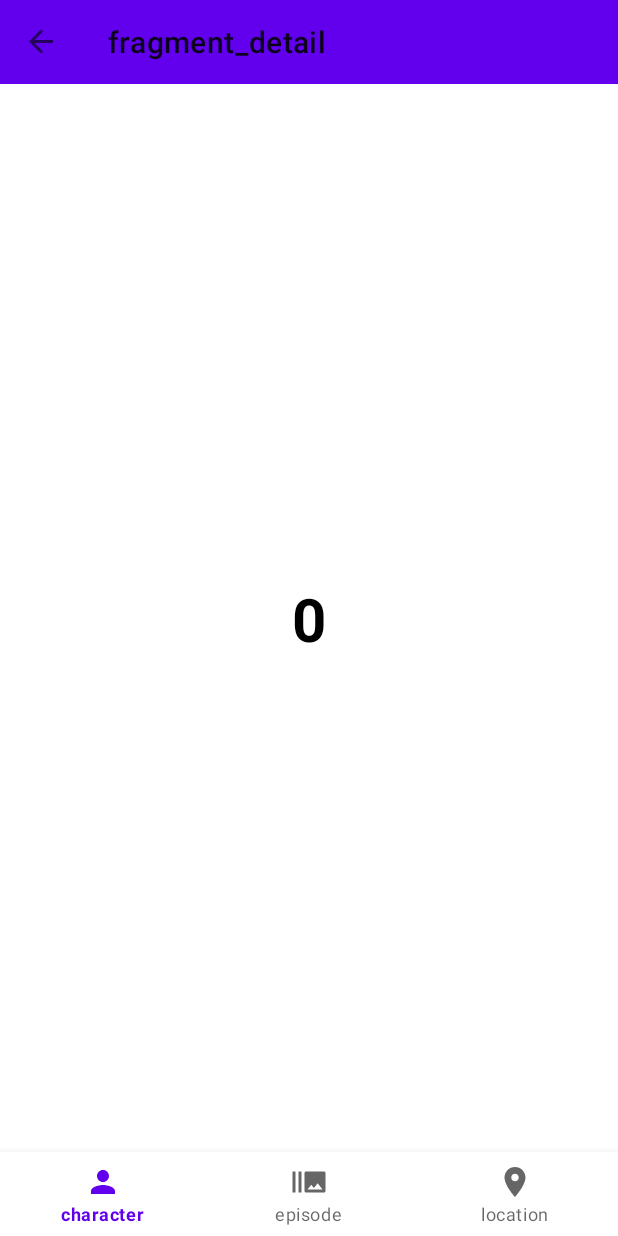
After one commit to aiazbekov33/RandMA3, an Android app: the DetailFragment screen opened through its navigation route, on a phone screen of 412 x 824 dp. The commit adds this screen. Run offline under Robolectric (Android 15) with nearby library versions, the phone set to English and light mode, and no system bars; our stand-ins replace navigation-ui; 1 statement that could not run was skipped.

Commit message:
Подключение bottom_toolbar_appBar_configuration Глобальная привязка аргумент по фрагментам к DetailFragment

```diff
--- a/app/src/main/java/com/example/randma3/ui/fragments/character/CharacterFragment.java
+++ b/app/src/main/java/com/example/randma3/ui/fragments/character/CharacterFragment.java
@@ -5,6 +5,7 @@ import android.os.Bundle;
 import androidx.annotation.NonNull;
 import androidx.annotation.Nullable;
 import androidx.fragment.app.Fragment;
+import androidx.navigation.Navigation;
 
 import android.view.LayoutInflater;
 import android.view.View;
@@ -17,6 +18,7 @@ import com.example.randma3.databinding.FragmentCharacterBinding;
 public class CharacterFragment extends Fragment {
 
     private FragmentCharacterBinding binding;
+    String name = "Geektech";
 
 
 
@@ -30,5 +32,14 @@ public class CharacterFragment extends Fragment {
     @Override
     public void onViewCreated(@NonNull View view, @Nullable Bundle savedInstanceState) {
         super.onViewCreated(view, savedInstanceState);
+        listener();
+    }
+
+    private void listener() {
+        binding.openDetailFragment.setOnClickListener(v -> {
+            Navigation.findNavController(v).navigate(CharacterFragmentDirections.
+                    actionGlobalDetailFragment().setId(name));
+
+        });
     }
 }
--- /dev/null
+++ b/app/src/main/java/com/example/randma3/ui/fragments/detail/DetailFragment.java
@@ -0,0 +1,40 @@
+package com.example.randma3.ui.fragments.detail;
+
+import android.os.Bundle;
+
+import androidx.annotation.NonNull;
+import androidx.annotation.Nullable;
+import androidx.fragment.app.Fragment;
+
+import android.view.LayoutInflater;
+import android.view.View;
+import android.view.ViewGroup;
+
+import com.example.randma3.R;
+import com.example.randma3.databinding.FragmentDetailBinding;
+
+
+public class DetailFragment extends Fragment {
+
+    private FragmentDetailBinding binding;
+
+
+    @Override
+    public View onCreateView(LayoutInflater inflater, ViewGroup container,
+                             Bundle savedInstanceState) {
+        binding = FragmentDetailBinding.inflate(getLayoutInflater(),container, false);
+        return binding.getRoot();
+    }
+
+    @Override
+    public void onViewCreated(@NonNull View view, @Nullable Bundle savedInstanceState) {
+        super.onViewCreated(view, savedInstanceState);
+        setupArgs();
+    }
+
+    private void setupArgs() {
+        String id = DetailFragmentArgs.fromBundle(getArguments()).getId();
+        binding.textDetail.setText(String.valueOf(id));
+
+    }
+}
--- a/app/build.gradle
+++ b/app/src/main/res/layout/fragment_detail.xml
@@ -1,52 +1,22 @@
-plugins {
-    id 'com.android.application'
-    //navigation save args
-    id 'androidx.navigation.safeargs'
-}
+<?xml version="1.0" encoding="utf-8"?>
+<androidx.constraintlayout.widget.ConstraintLayout xmlns:android="http://schemas.android.com/apk/res/android"
+    xmlns:tools="http://schemas.android.com/tools"
+    android:layout_width="match_parent"
+    android:layout_height="match_parent"
+    xmlns:app="http://schemas.android.com/apk/res-auto"
+    tools:context=".ui.fragments.detail.DetailFragment">
 
-android {
-    compileSdk 31
+    <TextView
+        android:id="@+id/text_detail"
+        android:layout_width="wrap_content"
+        android:layout_height="wrap_content"
+        android:textSize="40dp"
+        android:textStyle="bold"
+        android:textColor="@color/black"
+        app:layout_constraintTop_toTopOf="parent"
+        app:layout_constraintLeft_toLeftOf="parent"
+        app:layout_constraintRight_toRightOf="parent"
+        app:layout_constraintBottom_toBottomOf="parent"
+        android:text="Detail Fragment" />
 
-    defaultConfig {
-        applicationId "com.example.randma3"
-        minSdk 21
-        targetSdk 31
-        versionCode 1
-        versionName "1.0"
-
-        testInstrumentationRunner "androidx.test.runner.AndroidJUnitRunner"
-    }
-
-    buildTypes {
-        release {
-            minifyEnabled false
-            proguardFiles getDefaultProguardFile('proguard-android-optimize.txt'), 'proguard-rules.pro'
-        }
-    }
-    compileOptions {
-        sourceCompatibility JavaVersion.VERSION_1_8
-        targetCompatibility JavaVersion.VERSION_1_8
-    }
-    buildFeatures{
-        viewBinding true
-    }
-
-}
-
-dependencies {
-
-    implementation 'androidx.appcompat:appcompat:1.3.1'
-    implementation 'com.google.android.material:material:1.4.0'
-    implementation 'androidx.constraintlayout:constraintlayout:2.1.1'
-    implementation 'androidx.legacy:legacy-support-v4:1.0.0'
-    testImplementation 'junit:junit:4.+'
-    androidTestImplementation 'androidx.test.ext:junit:1.1.3'
-    androidTestImplementation 'androidx.test.espresso:espresso-core:3.4.0'
-    //Navigation component
-    implementation "androidx.navigation:navigation-fragment:$nav_version"
-    implementation "androidx.navigation:navigation-ui:$nav_version"
-
-
-
-
-}
+</androidx.constraintlayout.widget.ConstraintLayout>
--- a/app/src/main/res/navigation/nav_graph.xml
+++ b/app/src/main/res/navigation/nav_graph.xml
@@ -4,6 +4,9 @@
     xmlns:tools="http://schemas.android.com/tools"
     android:id="@+id/nav_graph"
     app:startDestination="@id/characterFragment">
+
+    <action android:id="@+id/action_global_detailFragment"
+        app:destination="@id/detailFragment"/>
 
     <fragment
         android:id="@+id/characterFragment"
@@ -20,4 +23,16 @@
         android:name="com.example.randma3.ui.fragments.location.LocationFragment"
         android:label="fragment_location"
         tools:layout="@layout/fragment_location" />
+    <fragment
+        android:id="@+id/detailFragment"
+        android:name="com.example.randma3.ui.fragments.detail.DetailFragment"
+        android:label="fragment_detail"
+        tools:layout="@layout/fragment_detail" >
+
+        <argument
+            android:name="id"
+            app:argType="string"
+            android:defaultValue="0" />
+    </fragment>
+
 </navigation>
```
Also changed, not shown: app/src/main/java/com/example/randma3/ui/fragments/epizode/EpisodeFragment.java (+18 -1 lines), app/src/main/java/com/example/randma3/ui/fragments/location/LocationFragment.java (+19 -0 lines), app/src/main/res/layout/fragment_episode.xml (+11 -0 lines), app/src/main/res/layout/fragment_location.xml (+12 -1 lines).
